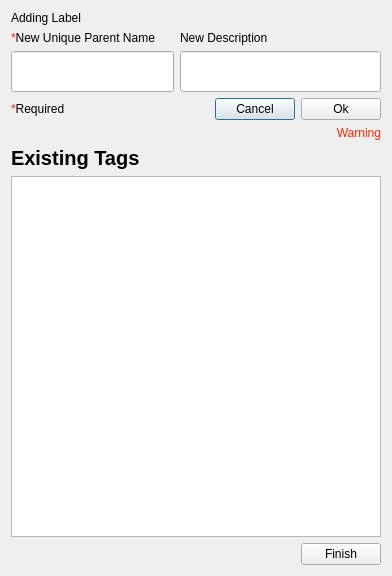
Old version of the form ui/AddTreeTags.ui in the repository kathrynmetcalf/GeoCORK.
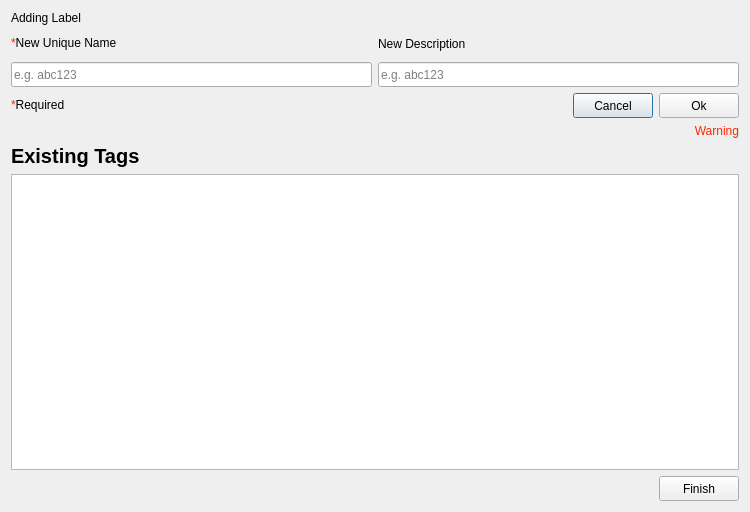
New version of the form.

Commit message: Unified various combobox/pushbutton/linedit sizes, added placeholder texts for all search bars, added placeholder texts for other lineedit bars. Removed old unused files.

The edit to the form file:
```diff
--- a/ui/AddTreeTags.ui
+++ b/ui/AddTreeTags.ui
@@ -6,8 +6,8 @@
    <rect>
     <x>0</x>
     <y>0</y>
-    <width>392</width>
-    <height>576</height>
+    <width>750</width>
+    <height>512</height>
    </rect>
   </property>
   <property name="windowTitle">
@@ -27,8 +27,20 @@
       <layout class="QVBoxLayout" name="verticalLayout">
        <item>
         <widget class="QLabel" name="newName_label">
+         <property name="minimumSize">
+          <size>
+           <width>0</width>
+           <height>25</height>
+          </size>
+         </property>
+         <property name="maximumSize">
+          <size>
+           <width>16777215</width>
+           <height>25</height>
+          </size>
+         </property>
          <property name="text">
-          <string>&lt;html&gt;&lt;head/&gt;&lt;body&gt;&lt;p&gt;&lt;span style=&quot; color:#ff2600;&quot;&gt;*&lt;/span&gt;New Unique Parent Name&lt;/p&gt;&lt;/body&gt;&lt;/html&gt;</string>
+          <string>&lt;html&gt;&lt;head/&gt;&lt;body&gt;&lt;p&gt;&lt;span style=&quot; color:#ff2600;&quot;&gt;*&lt;/span&gt;New Unique Name&lt;/p&gt;&lt;/body&gt;&lt;/html&gt;</string>
          </property>
         </widget>
        </item>
@@ -43,9 +55,18 @@
          <property name="minimumSize">
           <size>
            <width>125</width>
-           <height>41</height>
+           <height>25</height>
           </size>
          </property>
+         <property name="maximumSize">
+          <size>
+           <width>16777215</width>
+           <height>25</height>
+          </size>
+         </property>
+         <property name="placeholderText">
+          <string>e.g. abc123</string>
+         </property>
         </widget>
        </item>
       </layout>
@@ -54,6 +75,18 @@
       <layout class="QVBoxLayout" name="verticalLayout_2">
        <item>
         <widget class="QLabel" name="newDescription_label">
+         <property name="minimumSize">
+          <size>
+           <width>0</width>
+           <height>25</height>
+          </size>
+         </property>
+         <property name="maximumSize">
+          <size>
+           <width>16777215</width>
+           <height>25</height>
+          </size>
+         </property>
          <property name="text">
           <string>New Description</string>
          </property>
@@ -64,9 +97,18 @@
          <property name="minimumSize">
           <size>
            <width>201</width>
-           <height>41</height>
+           <height>25</height>
           </size>
          </property>
+         <property name="maximumSize">
+          <size>
+           <width>16777215</width>
+           <height>25</height>
+          </size>
+         </property>
+         <property name="placeholderText">
+          <string>e.g. abc123</string>
+         </property>
         </widget>
        </item>
       </layout>
@@ -77,6 +119,18 @@
     <layout class="QHBoxLayout" name="horizontalLayout_2">
      <item>
       <widget class="QLabel" name="label">
+       <property name="minimumSize">
+        <size>
+         <width>0</width>
+         <height>25</height>
+        </size>
+       </property>
+       <property name="maximumSize">
+        <size>
+         <width>16777215</width>
+         <height>25</height>
+        </size>
+       </property>
        <property name="text">
         <string>&lt;html&gt;&lt;head/&gt;&lt;body&gt;&lt;p&gt;&lt;span style=&quot; color:#ff2600;&quot;&gt;*&lt;/span&gt;Required&lt;/p&gt;&lt;/body&gt;&lt;/html&gt;</string>
        </property>
@@ -103,6 +157,18 @@
          <verstretch>0</verstretch>
         </sizepolicy>
        </property>
+       <property name="minimumSize">
+        <size>
+         <width>0</width>
+         <height>25</height>
+        </size>
+       </property>
+       <property name="maximumSize">
+        <size>
+         <width>16777215</width>
+         <height>25</height>
+        </size>
+       </property>
        <property name="text">
         <string>Cancel</string>
        </property>
@@ -116,6 +182,18 @@
          <verstretch>0</verstretch>
         </sizepolicy>
        </property>
+       <property name="minimumSize">
+        <size>
+         <width>0</width>
+         <height>25</height>
+        </size>
+       </property>
+       <property name="maximumSize">
+        <size>
+         <width>16777215</width>
+         <height>25</height>
+        </size>
+       </property>
        <property name="text">
         <string>Ok</string>
        </property>
@@ -135,6 +213,7 @@
      <property name="font">
       <font>
        <pointsize>15</pointsize>
+       <weight>75</weight>
        <bold>true</bold>
       </font>
      </property>
@@ -163,6 +242,18 @@
      </item>
      <item>
       <widget class="QPushButton" name="finish_pushButton">
+       <property name="minimumSize">
+        <size>
+         <width>0</width>
+         <height>25</height>
+        </size>
+       </property>
+       <property name="maximumSize">
+        <size>
+         <width>16777215</width>
+         <height>25</height>
+        </size>
+       </property>
        <property name="text">
         <string>Finish</string>
        </property>
```
The commit also changes 36 other files.
